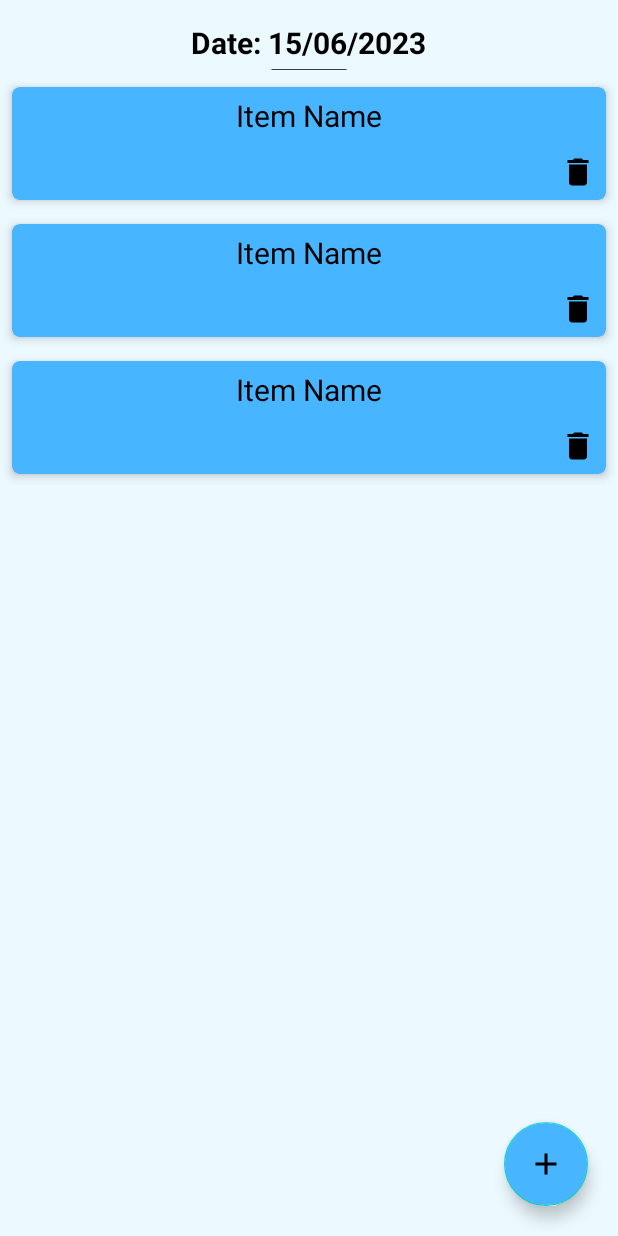
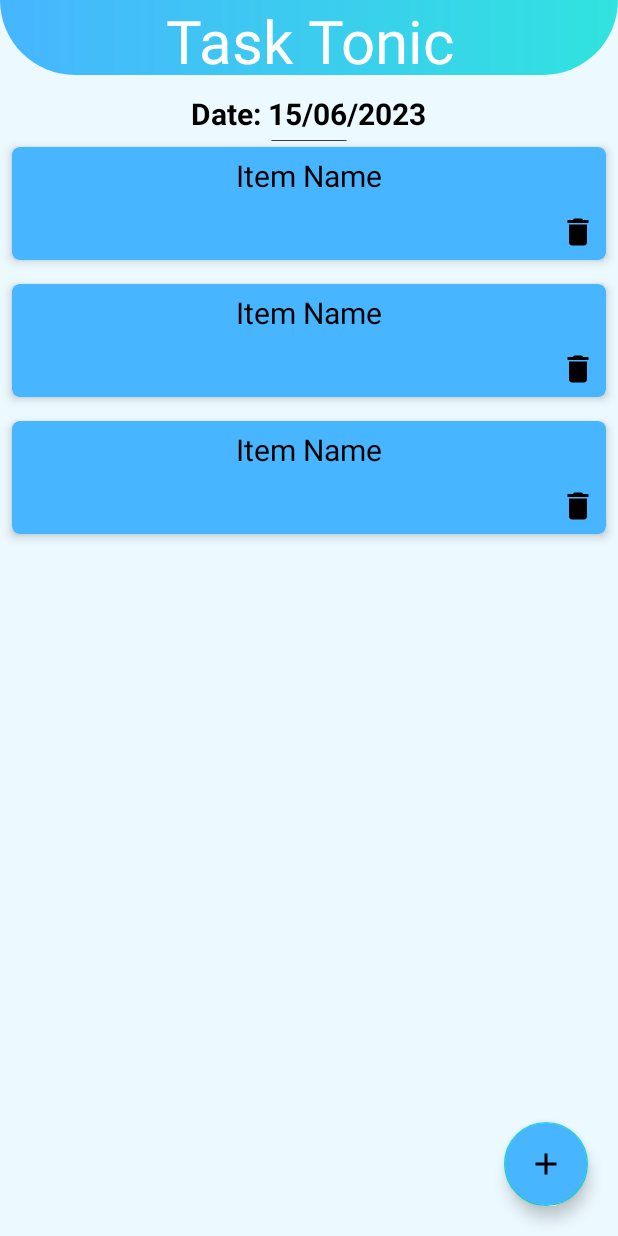
Before and after one commit to Suryansh1720001/TODO, an Android app: the layout activity_main.xml on its own in the app's theme, with its tools: preview values and no code run, on a phone screen of 412 x 824 dp. Run offline under Robolectric (Android 15) with nearby library versions, the phone set to English and light mode, and no system bars.

Commit message:
add new heading bar in main page

```diff
--- a/app/src/main/res/layout/activity_main.xml
+++ b/app/src/main/res/layout/activity_main.xml
@@ -7,16 +7,54 @@
     android:background="@color/blue_shade_1"
     tools:context=".MainActivity">
 
+    <FrameLayout
+        android:layout_width="match_parent"
+        android:layout_height="50dp"
+        app:layout_constraintTop_toTopOf="parent"
+        app:layout_constraintStart_toStartOf="parent"
+        app:layout_constraintEnd_toEndOf="parent"
+        android:id="@+id/flheading"
+
+        android:background="@drawable/heading_bg">
+
+        <LinearLayout
+            android:layout_width="match_parent"
+            android:layout_height="match_parent"
+            android:orientation="horizontal"
+            android:gravity="center"
+
+            >
+
+            <TextView
+                android:layout_marginStart="5dp"
+                android:layout_marginEnd="5dp"
+                android:id="@+id/tvNotesHeading"
+                android:layout_width="wrap_content"
+                android:layout_height="wrap_content"
+                android:text="Task Tonic"
+                android:textSize="40sp"
+                android:layout_gravity="center_horizontal"
+                android:gravity="center_horizontal"
+                android:textColor="@color/white"
+                android:layout_marginTop="5dp"
+                />
+
+
+
+        </LinearLayout>
+    </FrameLayout>
 
 
     <LinearLayout
         android:id="@+id/llDate"
-        app:layout_constraintTop_toTopOf="parent"
+        app:layout_constraintTop_toBottomOf="@+id/flheading"
         app:layout_constraintBottom_toTopOf="@+id/imgLine"
         android:layout_width="match_parent"
         android:layout_height="wrap_content"
+        app:layout_constraintStart_toStartOf="parent"
+        app:layout_constraintEnd_toEndOf="parent"
         android:orientation="horizontal"
-        android:layout_marginTop="15dp"
+        android:layout_marginTop="20dp"
         android:gravity="center"
         >
 
@@ -59,7 +97,7 @@
 
 
     <androidx.recyclerview.widget.RecyclerView
-        android:layout_marginTop="50dp"
+        android:layout_marginTop="90dp"
         android:id="@+id/idRVItem"
         android:layout_width="match_parent"
         android:layout_height="match_parent"
```
